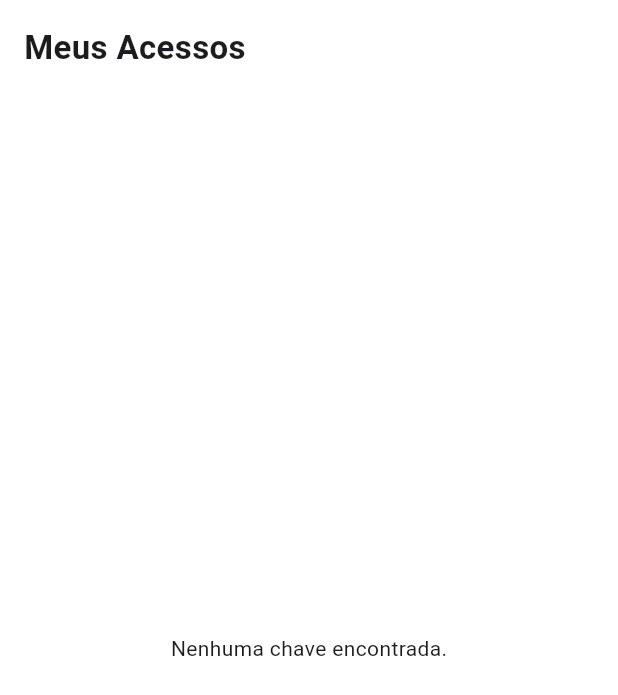
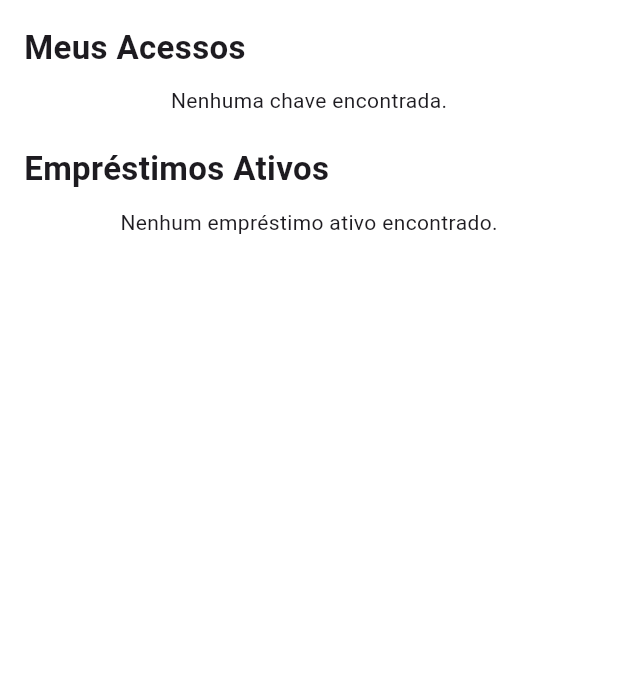
Before and after one commit to jpsantosbembe/flowkey_mobile, a Flutter app: the DiscenteSection screen opened directly, on a phone screen of 412 x 824 dp. Shown: the top 695 px of the screen. Run offline on Flutter 3.47's test engine with Material 3 defaults, Android fonts, the phone set to English and light mode, and no system bars; our stand-ins replace dio, flutter_secure_storage, shared_preferences; accounts and stored records are empty; network calls fail.

Commit message:
Listar acessos de discente e emprestimos ativos

```diff
--- a/lib/main.dart
+++ b/lib/main.dart
@@ -1,5 +1,6 @@
 import 'package:flowkey_mobile/viewmodels/auth_viewmodel.dart';
 import 'package:flowkey_mobile/viewmodels/keys_viewmodel.dart';
+import 'package:flowkey_mobile/viewmodels/loans_viewmodel.dart';
 import 'package:flowkey_mobile/views/home_screen.dart';
 import 'package:flowkey_mobile/views/login_screen.dart';
 import 'package:flowkey_mobile/views/role_selection_screen.dart';
@@ -12,6 +13,8 @@ void main() {
       providers: [
         ChangeNotifierProvider(create: (_) => AuthViewModel()),
         ChangeNotifierProvider(create: (_) => KeysViewModel()),
+        ChangeNotifierProvider(create: (_) => LoansViewModel()), // ✅ Novo ViewModel
+
       ],
       child: MaterialApp(
         debugShowCheckedModeBanner: false,
--- /dev/null
+++ b/lib/models/loan_model.dart
@@ -0,0 +1,33 @@
+import 'key_model.dart';
+
+class LoanModel {
+  final int id;
+  final int borrowedByUserId;
+  final int givenByUserId;
+  final int borrowedKeyId;
+  final String borrowedAt;
+  final KeyModel key;
+  final String givenByName;
+
+  LoanModel({
+    required this.id,
+    required this.borrowedByUserId,
+    required this.givenByUserId,
+    required this.borrowedKeyId,
+    required this.borrowedAt,
+    required this.key,
+    required this.givenByName,
+  });
+
+  factory LoanModel.fromJson(Map<String, dynamic> json) {
+    return LoanModel(
+      id: json['id'],
+      borrowedByUserId: json['borrowed_by_user_id'],
+      givenByUserId: json['given_by_user_id'],
+      borrowedKeyId: json['borrowed_key_id'],
+      borrowedAt: json['borrowed_at'],
+      key: KeyModel.fromJson(json['key']),
+      givenByName: json['given_by']['name'],
+    );
+  }
+}
--- /dev/null
+++ b/lib/viewmodels/loans_viewmodel.dart
@@ -0,0 +1,28 @@
+import 'package:flutter/material.dart';
+import '../models/loan_model.dart';
+import '../services/api_service.dart';
+import 'auth_viewmodel.dart';
+
+class LoansViewModel extends ChangeNotifier {
+  final ApiService _apiService = ApiService();
+  List<LoanModel> _loans = [];
+  bool _isLoading = false;
+
+  List<LoanModel> get loans => _loans;
+  bool get isLoading => _isLoading;
+
+  Future<void> fetchActiveLoans(AuthViewModel authViewModel) async {
+    if (authViewModel.user == null) return;
+
+    _isLoading = true;
+    notifyListeners();
+
+    _loans = await _apiService.fetchActiveLoans(
+      authViewModel.user!.id,
+      await authViewModel.getToken() ?? "",
+    );
+
+    _isLoading = false;
+    notifyListeners();
+  }
+}
--- a/lib/widgets/discente_section.dart
+++ b/lib/widgets/discente_section.dart
@@ -2,6 +2,7 @@ import 'package:flutter/material.dart';
 import 'package:provider/provider.dart';
 import '../viewmodels/keys_viewmodel.dart';
 import '../viewmodels/auth_viewmodel.dart';
+import '../viewmodels/loans_viewmodel.dart';
 
 class DiscenteSection extends StatefulWidget {
   @override
@@ -14,37 +15,38 @@ class _DiscenteSectionState extends State<DiscenteSection> {
     super.initState();
     final authViewModel = Provider.of<AuthViewModel>(context, listen: false);
     final keysViewModel = Provider.of<KeysViewModel>(context, listen: false);
+    final loansViewModel = Provider.of<LoansViewModel>(context, listen: false);
 
     WidgetsBinding.instance.addPostFrameCallback((_) {
       keysViewModel.fetchKeys(authViewModel);
+      loansViewModel.fetchActiveLoans(authViewModel);
     });
   }
 
   @override
   Widget build(BuildContext context) {
     final keysViewModel = Provider.of<KeysViewModel>(context);
+    final loansViewModel = Provider.of<LoansViewModel>(context);
 
     return Scaffold(
       backgroundColor: Colors.white,
       body: Padding(
-        padding: EdgeInsets.all(16),
-        child: Column(
-          crossAxisAlignment: CrossAxisAlignment.start,
+        padding: const EdgeInsets.all(16.0),
+        child: ListView(
           children: [
+            // **Seção "Meus Acessos"**
             Text(
-              'Meus Acessos', // ✅ Título da seção
+              'Meus Acessos',
               style: TextStyle(fontSize: 22, fontWeight: FontWeight.bold),
             ),
             SizedBox(height: 10),
-            Expanded(
-              child: keysViewModel.isLoading
+
+            keysViewModel.isLoading
                 ? Center(child: CircularProgressIndicator())
                 : keysViewModel.keys.isEmpty
                 ? Center(child: Text("Nenhuma chave encontrada."))
-                  : ListView.builder(
-                itemCount: keysViewModel.keys.length,
-                itemBuilder: (context, index) {
-                  final key = keysViewModel.keys[index];
+                : Column(
+              children: keysViewModel.keys.map((key) {
                 return Card(
                   elevation: 3,
                   margin: EdgeInsets.symmetric(vertical: 8),
@@ -57,8 +59,44 @@ class _DiscenteSectionState extends State<DiscenteSection> {
                     subtitle: Text(key.description),
                   ),
                 );
-                },
+              }).toList(),
             ),
+
+            SizedBox(height: 20),
+
+            // **Seção "Empréstimos Ativos"**
+            Text(
+              'Empréstimos Ativos',
+              style: TextStyle(fontSize: 22, fontWeight: FontWeight.bold),
+            ),
+            SizedBox(height: 10),
+
+            loansViewModel.isLoading
+                ? Center(child: CircularProgressIndicator())
+                : loansViewModel.loans.isEmpty
+                ? Center(child: Text("Nenhum empréstimo ativo encontrado."))
+                : Column(
+              children: loansViewModel.loans.map((loan) {
+                return Card(
+                  elevation: 3,
+                  margin: EdgeInsets.symmetric(vertical: 8),
+                  child: ListTile(
+                    leading: Icon(Icons.assignment, color: Colors.green),
+                    title: Text(
+                      loan.key.label,
+                      style: TextStyle(fontSize: 18, fontWeight: FontWeight.bold),
+                    ),
+                    subtitle: Column(
+                      crossAxisAlignment: CrossAxisAlignment.start,
+                      children: [
+                        Text("Local: ${loan.key.description}"),
+                        Text("Entregue por: ${loan.givenByName}"),
+                        Text("Emprestado em: ${loan.borrowedAt}"),
+                      ],
+                    ),
+                  ),
+                );
+              }).toList(),
             ),
           ],
         ),
```
Also changed, not shown: lib/services/api_service.dart (+23 -2 lines). Lines whose indentation alone changed are shown as unchanged.
